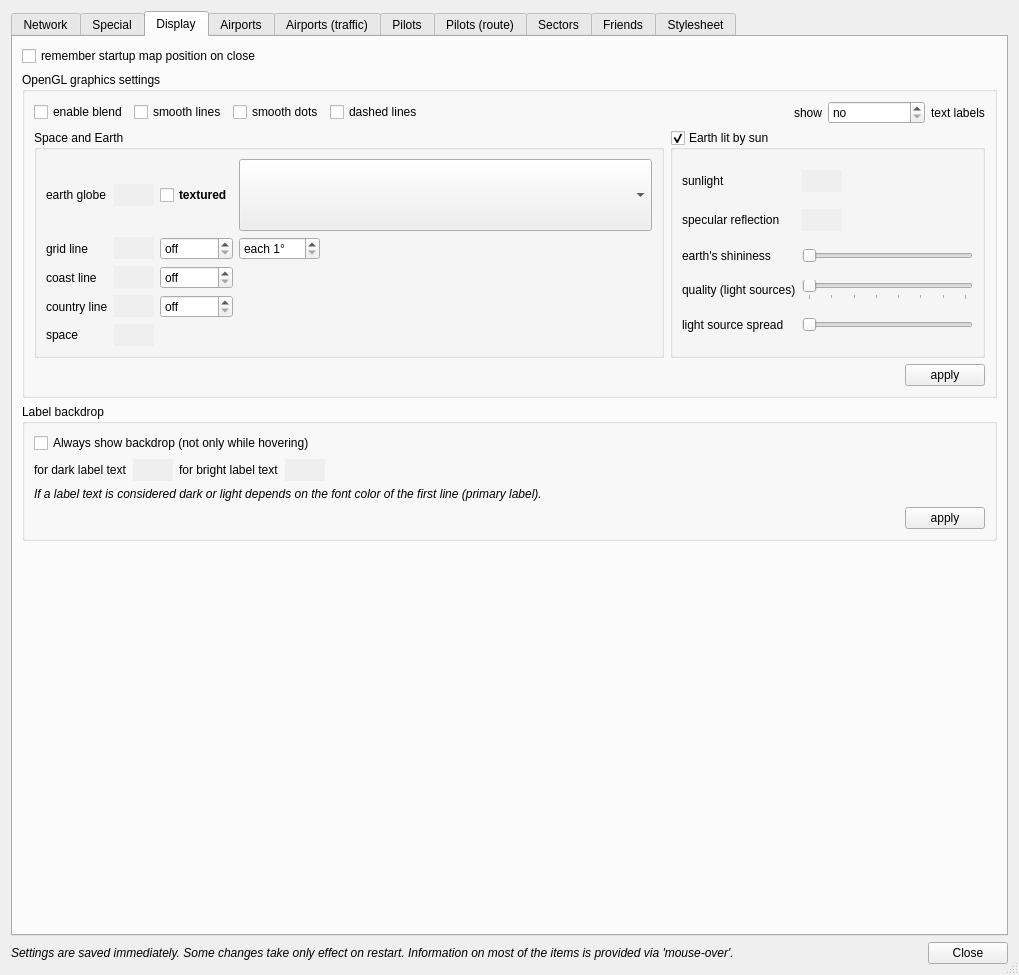
Old version of the form src/dialogs/PreferencesDialog.ui in the repository qutescoop/qutescoop.
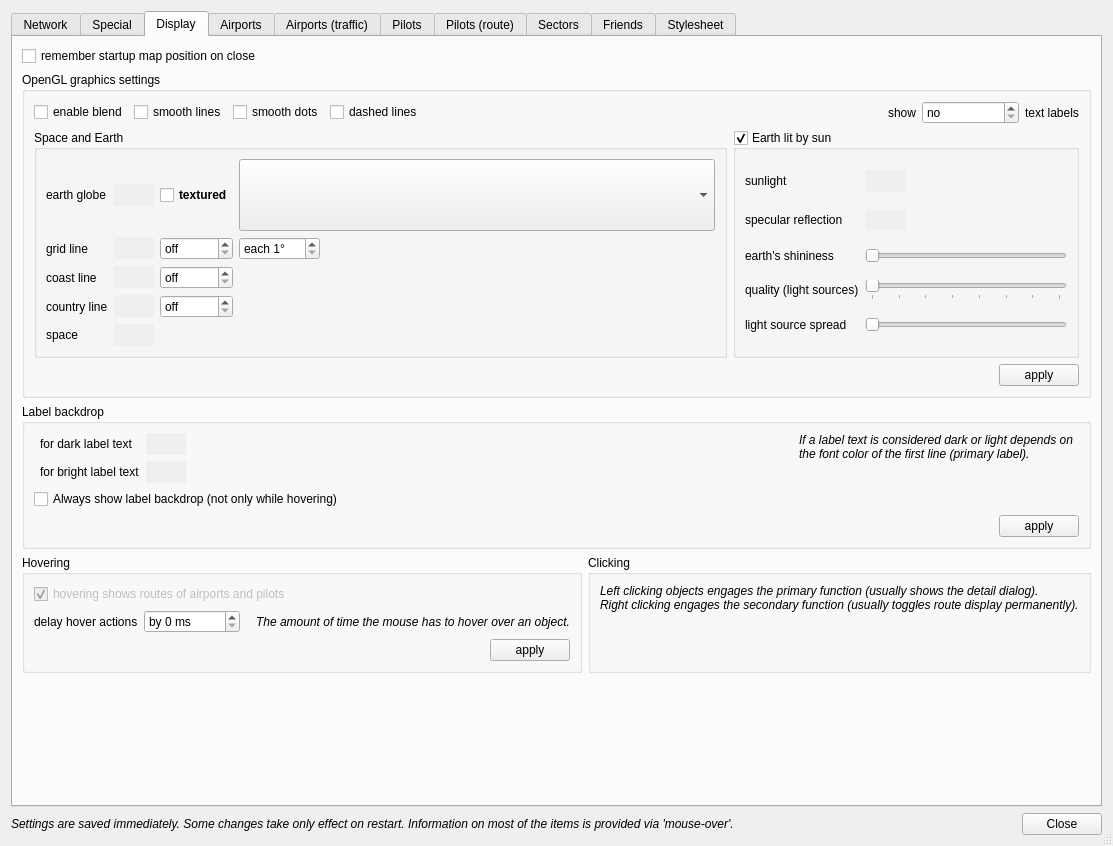
New version of the form. The open tabs and pages were chosen to show the change. Icons and pictures are not drawn.

Commit message:
[TASK] enable hover debouncing
This adds a configurable delay (50 ms by default) before labels are
shown. It helps with easing the flashiness when moving over many labels.

The mouse has to not move during that delay for the hover action to
engage.

```diff
--- a/src/dialogs/PreferencesDialog.ui
+++ b/src/dialogs/PreferencesDialog.ui
@@ -6,8 +6,8 @@
    <rect>
     <x>0</x>
     <y>0</y>
-    <width>1019</width>
-    <height>975</height>
+    <width>1113</width>
+    <height>846</height>
    </rect>
   </property>
   <property name="sizePolicy">
@@ -681,15 +681,151 @@
       <attribute name="title">
        <string>Display</string>
       </attribute>
-      <layout class="QVBoxLayout" name="verticalLayout_12">
-       <item>
+      <layout class="QGridLayout" name="gridLayout_33">
+       <item row="5" column="0">
+        <spacer>
+         <property name="orientation">
+          <enum>Qt::Vertical</enum>
+         </property>
+         <property name="sizeHint" stdset="0">
+          <size>
+           <width>20</width>
+           <height>40</height>
+          </size>
+         </property>
+        </spacer>
+       </item>
+       <item row="0" column="0">
         <widget class="QCheckBox" name="cbRememberMapPositionOnClose">
          <property name="text">
           <string>remember startup map position on close</string>
          </property>
         </widget>
        </item>
-       <item>
+       <item row="3" column="0">
+        <widget class="QGroupBox" name="groupBox_20">
+         <property name="title">
+          <string>Hovering</string>
+         </property>
+         <layout class="QGridLayout" name="gridLayout_2">
+          <item row="1" column="0" colspan="3">
+           <layout class="QHBoxLayout" name="horizontalLayout_18">
+            <item>
+             <widget class="QLabel" name="label_179">
+              <property name="text">
+               <string>delay hover actions</string>
+              </property>
+             </widget>
+            </item>
+            <item>
+             <widget class="QSpinBox" name="sbHoverDebounce">
+              <property name="suffix">
+               <string> ms</string>
+              </property>
+              <property name="prefix">
+               <string>by </string>
+              </property>
+              <property name="maximum">
+               <number>10000</number>
+              </property>
+             </widget>
+            </item>
+            <item>
+             <spacer name="horizontalSpacer_21">
+              <property name="orientation">
+               <enum>Qt::Horizontal</enum>
+              </property>
+              <property name="sizeHint" stdset="0">
+               <size>
+                <width>40</width>
+                <height>20</height>
+               </size>
+              </property>
+             </spacer>
+            </item>
+            <item>
+             <widget class="QLabel" name="label_180">
+              <property name="font">
+               <font>
+                <italic>true</italic>
+               </font>
+              </property>
+              <property name="text">
+               <string>The amount of time the mouse has to hover over an object.</string>
+              </property>
+             </widget>
+            </item>
+           </layout>
+          </item>
+          <item row="0" column="0" colspan="2">
+           <widget class="QCheckBox" name="checkBox">
+            <property name="enabled">
+             <bool>false</bool>
+            </property>
+            <property name="toolTip">
+             <string>currently not configurable</string>
+            </property>
+            <property name="text">
+             <string>hovering shows routes of airports and pilots</string>
+            </property>
+            <property name="checked">
+             <bool>true</bool>
+            </property>
+           </widget>
+          </item>
+          <item row="2" column="0" colspan="3">
+           <layout class="QHBoxLayout" name="horizontalLayout_19">
+            <item>
+             <spacer name="horizontalSpacer_22">
+              <property name="orientation">
+               <enum>Qt::Horizontal</enum>
+              </property>
+              <property name="sizeHint" stdset="0">
+               <size>
+                <width>40</width>
+                <height>20</height>
+               </size>
+              </property>
+             </spacer>
+            </item>
+            <item>
+             <widget class="QPushButton" name="pbApplyHover">
+              <property name="text">
+               <string>apply</string>
+              </property>
+             </widget>
+            </item>
+           </layout>
+          </item>
+         </layout>
+        </widget>
+       </item>
+       <item row="3" column="1">
+        <widget class="QGroupBox" name="groupBox_21">
+         <property name="title">
+          <string>Clicking</string>
+         </property>
+         <layout class="QGridLayout" name="gridLayout_4">
+          <item row="0" column="0">
+           <widget class="QLabel" name="label_181">
+            <property name="font">
+             <font>
+              <italic>true</italic>
+             </font>
+            </property>
+            <property name="text">
+             <string>Left clicking objects engages the primary function (usually shows the detail dialog).
+Right clicking engages the secondary function (usually toggles route display permanently).</string>
+            </property>
+            <property name="alignment">
+             <set>Qt::AlignLeading|Qt::AlignLeft|Qt::AlignTop</set>
+            </property>
+           </widget>
+          </item>
+         </layout>
+        </widget>
+       </item>
+       <item row="1" column="0" colspan="2">
         <widget class="QGroupBox" name="groupOpenGL">
          <property name="title">
           <string>OpenGL graphics settings</string>
@@ -1242,67 +1378,13 @@
          </layout>
         </widget>
        </item>
-       <item>
+       <item row="2" column="0" colspan="2">
         <widget class="QGroupBox" name="groupBox_13">
          <property name="title">
           <string>Label backdrop</string>
          </property>
          <layout class="QGridLayout" name="gridLayout_22">
-          <item row="3" column="0" colspan="5">
-           <layout class="QHBoxLayout" name="horizontalLayout_16">
-            <item>
-             <spacer name="horizontalSpacer_34">
-              <property name="orientation">
-               <enum>Qt::Horizontal</enum>
-              </property>
-              <property name="sizeHint" stdset="0">
-               <size>
-                <width>40</width>
-                <height>20</height>
-               </size>
-              </property>
-             </spacer>
-            </item>
-            <item>
-             <widget class="QPushButton" name="applyLabelHover">
-              <property name="toolTip">
-               <string>To see the effect, all pilots lists are re-calculated.</string>
-              </property>
-              <property name="text">
-               <string>apply</string>
-              </property>
-             </widget>
-            </item>
-           </layout>
-          </item>
-          <item row="1" column="4">
-           <spacer name="horizontalSpacer_8">
-            <property name="orientation">
-             <enum>Qt::Horizontal</enum>
-            </property>
-            <property name="sizeHint" stdset="0">
-             <size>
-              <width>40</width>
-              <height>20</height>
-             </size>
-            </property>
-           </spacer>
-          </item>
           <item row="1" column="2">
-           <widget class="QLabel" name="label_115">
-            <property name="text">
-             <string>for bright label text</string>
-            </property>
-           </widget>
-          </item>
-          <item row="1" column="0">
-           <widget class="QLabel" name="label_114">
-            <property name="text">
-             <string>for dark label text</string>
-            </property>
-           </widget>
-          </item>
-          <item row="1" column="1">
            <widget class="QPushButton" name="pbLabelHoveredBgColor">
             <property name="toolTip">
              <string>set color-alpha to 0 to disable.</string>
@@ -1315,7 +1397,7 @@
             </property>
            </widget>
           </item>
-          <item row="1" column="3">
+          <item row="2" column="2">
            <widget class="QPushButton" name="pbLabelHoveredBgDarkColor">
             <property name="toolTip">
              <string>set color-alpha to 0 to disable.</string>
@@ -1328,44 +1410,91 @@
             </property>
            </widget>
           </item>
-          <item row="2" column="0" colspan="5">
-           <widget class="QLabel" name="label_152">
-            <property name="font">
-             <font>
-              <italic>true</italic>
-             </font>
-            </property>
-            <property name="text">
-             <string>If a label text is considered dark or light depends on the font color of the first line (primary label).</string>
-            </property>
-           </widget>
-          </item>
-          <item row="0" column="0" colspan="5">
+          <item row="3" column="0" colspan="7">
            <widget class="QCheckBox" name="cbLabelAlwaysBackdrop">
             <property name="toolTip">
              <string>This helps on color schemes with little contrast to the label colors.</string>
             </property>
             <property name="text">
-             <string>Always show backdrop (not only while hovering)</string>
+             <string>Always show label backdrop (not only while hovering)</string>
             </property>
            </widget>
           </item>
+          <item row="1" column="6" rowspan="2">
+           <widget class="QLabel" name="label_152">
+            <property name="font">
+             <font>
+              <italic>true</italic>
+             </font>
+            </property>
+            <property name="text">
+             <string>If a label text is considered dark or light depends on the font color of the first line (primary label).</string>
+            </property>
+            <property name="alignment">
+             <set>Qt::AlignLeading|Qt::AlignLeft|Qt::AlignTop</set>
+            </property>
+            <property name="wordWrap">
+             <bool>true</bool>
+            </property>
+           </widget>
+          </item>
+          <item row="1" column="1">
+           <widget class="QLabel" name="label_178">
+            <property name="text">
+             <string>for dark label text</string>
+            </property>
+           </widget>
+          </item>
+          <item row="2" column="1">
+           <widget class="QLabel" name="label_115">
+            <property name="text">
+             <string>for bright label text</string>
+            </property>
+           </widget>
+          </item>
+          <item row="5" column="0" colspan="8">
+           <layout class="QHBoxLayout" name="horizontalLayout_16">
+            <item>
+             <spacer name="horizontalSpacer_34">
+              <property name="orientation">
+               <enum>Qt::Horizontal</enum>
+              </property>
+              <property name="sizeHint" stdset="0">
+               <size>
+                <width>40</width>
+                <height>20</height>
+               </size>
+              </property>
+             </spacer>
+            </item>
+            <item>
+             <widget class="QPushButton" name="applyLabelHover">
+              <property name="toolTip">
+               <string>To see the effect, all pilots lists are re-calculated.</string>
+              </property>
+              <property name="text">
+               <string>apply</string>
+              </property>
+             </widget>
+            </item>
+           </layout>
+          </item>
+          <item row="1" column="5">
+           <spacer name="horizontalSpacer_8">
+            <property name="orientation">
+             <enum>Qt::Horizontal</enum>
+            </property>
+            <property name="sizeHint" stdset="0">
+             <size>
+              <width>40</width>
+              <height>20</height>
+             </size>
+            </property>
+           </spacer>
+          </item>
          </layout>
         </widget>
        </item>
-       <item>
-        <spacer>
-         <property name="orientation">
-          <enum>Qt::Vertical</enum>
-         </property>
-         <property name="sizeHint" stdset="0">
-          <size>
-           <width>20</width>
-           <height>40</height>
-          </size>
-         </property>
-        </spacer>
-       </item>
       </layout>
      </widget>
      <widget class="QWidget" name="tabAirports">
@@ -1469,7 +1598,7 @@
                 <property name="maximumSize">
                  <size>
                   <width>16777215</width>
-                  <height>70</height>
+                  <height>90</height>
                  </size>
                 </property>
                 <property name="lineWrapMode">
@@ -1495,7 +1624,7 @@
              <rect>
               <x>0</x>
               <y>0</y>
-              <width>512</width>
+              <width>516</width>
               <height>772</height>
              </rect>
             </property>
@@ -3097,7 +3226,7 @@
                 <property name="maximumSize">
                  <size>
                   <width>16777215</width>
-                  <height>70</height>
+                  <height>90</height>
                  </size>
                 </property>
                 <property name="lineWrapMode">
@@ -3844,6 +3973,11 @@
          <layout class="QVBoxLayout" name="verticalLayout_19">
           <item>
            <widget class="QLabel" name="label_15">
+            <property name="font">
+             <font>
+              <italic>true</italic>
+             </font>
+            </property>
             <property name="text">
              <string>Activate route lines by right clicking on a plane or airport or select the checkbox in the pilot/airport detail dialogs.
 Uses the navigation database if available.</string>
@@ -4157,7 +4291,7 @@
                 <property name="maximumSize">
                  <size>
                   <width>16777215</width>
-                  <height>70</height>
+                  <height>90</height>
                  </size>
                 </property>
                 <property name="lineWrapMode">
@@ -4281,13 +4415,14 @@
               </property>
              </widget>
             </item>
-            <item row="1" column="1">
-             <widget class="QPushButton" name="pbFirHighlightedBorderLineColor">
-              <property name="autoFillBackground">
-               <bool>true</bool>
+            <item row="1" column="0">
+             <widget class="QLabel" name="label_44">
+              <property name="text">
+               <string>border 
+(highlighted)</string>
               </property>
-              <property name="flat">
-               <bool>true</bool>
+              <property name="buddy">
+               <cstring>pbFirBorderLineColor</cstring>
               </property>
              </widget>
             </item>
@@ -4301,18 +4436,59 @@
               </property>
              </widget>
             </item>
-            <item row="0" column="3">
-             <spacer name="horizontalSpacer_6">
-              <property name="orientation">
-               <enum>Qt::Horizontal</enum>
+            <item row="0" column="5">
+             <widget class="QPushButton" name="pbFirFillColor">
+              <property name="toolTip">
+               <string>set color-alpha to 0 to deactivate.</string>
               </property>
-              <property name="sizeHint" stdset="0">
-               <size>
-                <width>40</width>
-                <height>20</height>
-               </size>
+              <property name="autoFillBackground">
+               <bool>true</bool>
               </property>
-             </spacer>
+              <property name="flat">
+               <bool>true</bool>
+              </property>
+             </widget>
+            </item>
+            <item row="0" column="2">
+             <widget class="QDoubleSpinBox" name="sbFirBorderLineStrength">
+              <property name="toolTip">
+               <string>set to 0 to deactivate.</string>
+              </property>
+              <property name="specialValueText">
+               <string>off</string>
+              </property>
+              <property name="suffix">
+               <string> px</string>
+              </property>
+              <property name="decimals">
+               <number>1</number>
+              </property>
+              <property name="minimum">
+               <double>0.000000000000000</double>
+              </property>
+              <property name="maximum">
+               <double>10.000000000000000</double>
+              </property>
+              <property name="singleStep">
+               <double>0.100000000000000</double>
+              </property>
+              <property name="value">
+               <double>0.000000000000000</double>
+              </property>
+             </widget>
+            </item>
+            <item row="0" column="7" rowspan="2">
+             <widget class="QLabel" name="label_114">
+              <property name="font">
+               <font>
+                <italic>true</italic>
+               </font>
+              </property>
+              <property name="text">
+               <string>Changes require a
+restart to take effect.</string>
+              </property>
+             </widget>
             </item>
             <item row="1" column="4">
              <widget class="QLabel" name="label_45">
@@ -4325,6 +4501,16 @@
               </property>
              </widget>
             </item>
+            <item row="1" column="1">
+             <widget class="QPushButton" name="pbFirHighlightedBorderLineColor">
+              <property name="autoFillBackground">
+               <bool>true</bool>
+              </property>
+              <property name="flat">
+               <bool>true</bool>
+              </property>
+             </widget>
+            </item>
             <item row="0" column="0">
              <widget class="QLabel" name="label_14">
               <property name="text">
@@ -4335,44 +4521,18 @@
               </property>
              </widget>
             </item>
-            <item row="0" column="2">
-             <widget class="QDoubleSpinBox" name="sbFirBorderLineStrength">
-              <property name="toolTip">
-               <string>set to 0 to deactivate.</string>
+            <item row="0" column="3">
+             <spacer name="horizontalSpacer_6">
+              <property name="orientation">
+               <enum>Qt::Horizontal</enum>
               </property>
-              <property name="specialValueText">
-               <string>off</string>
+              <property name="sizeHint" stdset="0">
+               <size>
+                <width>40</width>
+                <height>20</height>
+               </size>
               </property>
-              <property name="suffix">
-               <string> px</string>
-              </property>
-              <property name="decimals">
-               <number>1</number>
-              </property>
-              <property name="minimum">
-               <double>0.000000000000000</double>
-              </property>
-              <property name="maximum">
-               <double>10.000000000000000</double>
-              </property>
-              <property name="singleStep">
-               <double>0.100000000000000</double>
-              </property>
-              <property name="value">
-               <double>0.000000000000000</double>
-              </property>
-             </widget>
-            </item>
-            <item row="1" column="0">
-             <widget class="QLabel" name="label_44">
-              <property name="text">
-               <string>border 
-(highlighted)</string>
-              </property>
-              <property name="buddy">
-               <cstring>pbFirBorderLineColor</cstring>
-              </property>
-             </widget>
+             </spacer>
             </item>
             <item row="0" column="1">
              <widget class="QPushButton" name="pbFirBorderLineColor">
@@ -4412,18 +4572,18 @@
               </property>
              </widget>
             </item>
-            <item row="0" column="5">
-             <widget class="QPushButton" name="pbFirFillColor">
-              <property name="toolTip">
-               <string>set color-alpha to 0 to deactivate.</string>
+            <item row="0" column="6">
+             <spacer name="horizontalSpacer_2">
+              <property name="orientation">
+               <enum>Qt::Horizontal</enum>
               </property>
-              <property name="autoFillBackground">
-               <bool>true</bool>
+              <property name="sizeHint" stdset="0">
+               <size>
+                <width>40</width>
+                <height>20</height>
+               </size>
               </property>
-              <property name="flat">
-               <bool>true</bool>
-              </property>
-             </widget>
+             </spacer>
             </item>
            </layout>
           </widget>
```
The commit also changes 11 other files.
